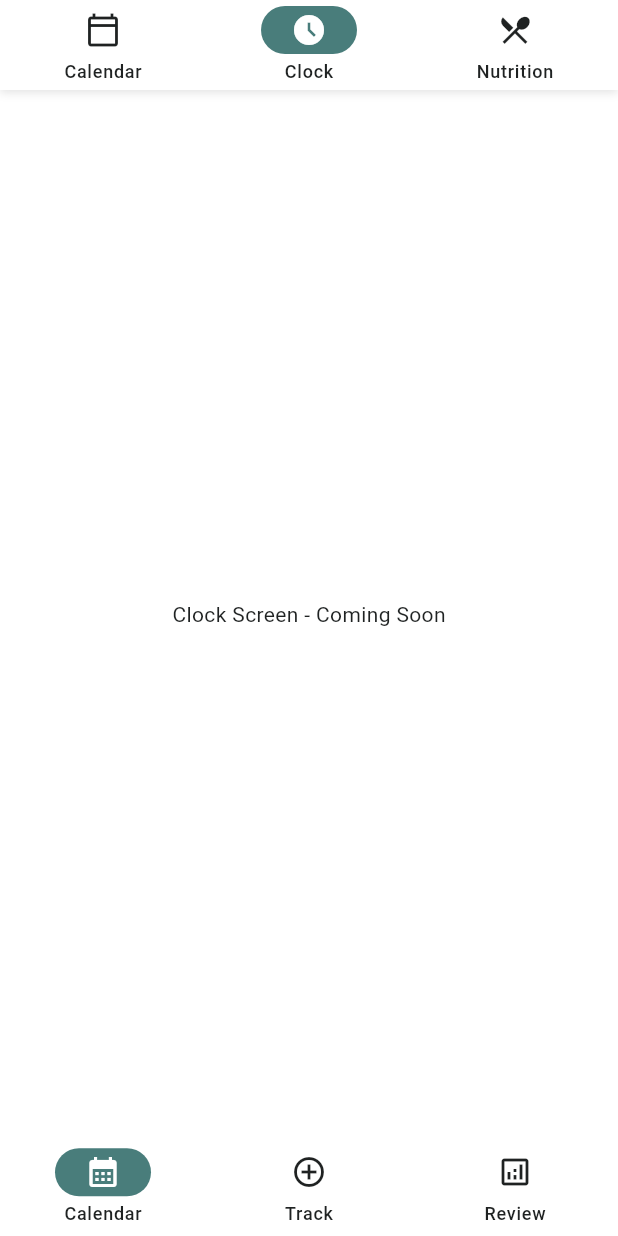
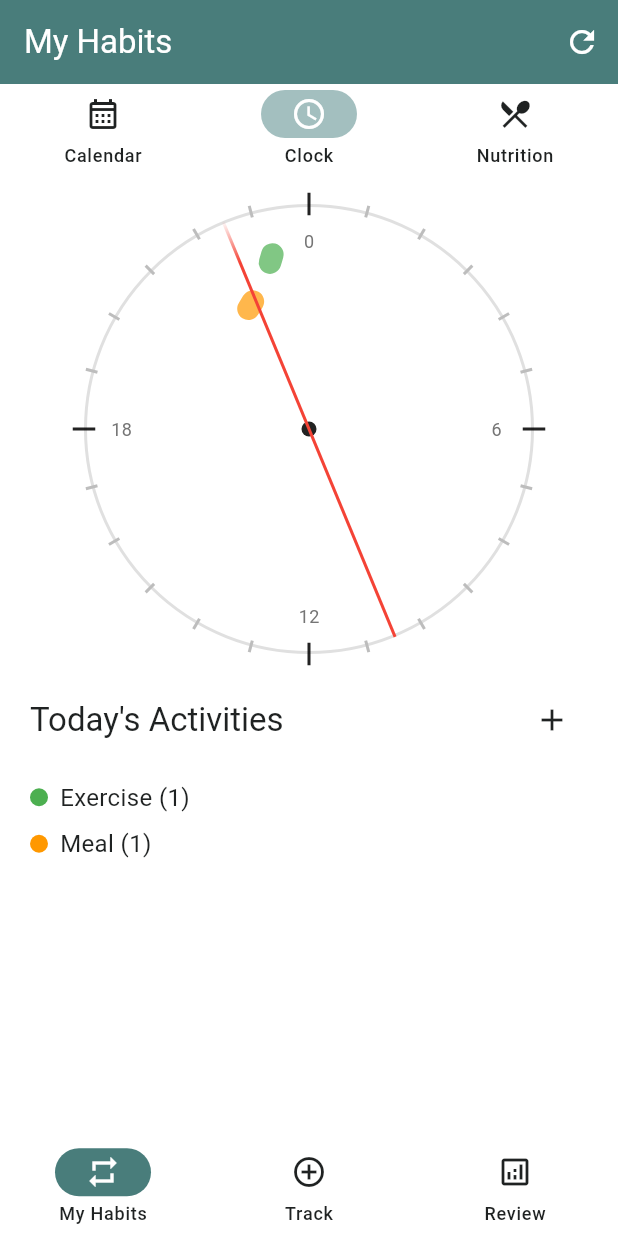
Before and after one commit to kylevon/ai-ventures-hackathon-2025, a Flutter app: the screen it shows after launch, item 2 of the bottom bar chosen, on a phone screen of 412 x 824 dp. Run offline on Flutter 3.47's test engine with Material 3 defaults, Android fonts, the phone set to English and light mode, and no system bars; our stand-ins replace flutter_riverpod, go_router, table_calendar.

Commit message:
feat: First iteration of the clock

```diff
--- a/lib/features/calendar/data/services/mock_event_service.dart
+++ b/lib/features/calendar/data/services/mock_event_service.dart
@@ -113,4 +113,8 @@ class MockEventService {
 
     return json;
   }
+
+  Future<List<CalendarEvent>> getEvents() async {
+    return getCachedEvents();
+  }
 }
--- a/lib/features/calendar/presentation/screens/calendar_section_screen.dart
+++ b/lib/features/calendar/presentation/screens/calendar_section_screen.dart
@@ -1,8 +1,10 @@
 import 'package:flutter/material.dart';
-import '../../../navigation/presentation/widgets/calendar_top_nav_bar.dart';
+import '../../../shared/presentation/widgets/section_nav_bar.dart';
 import 'calendar_screen.dart';
-import '../../../clock/presentation/screens/clock_screen.dart';
-import '../../../nutrition/presentation/screens/nutrition_dashboard_screen.dart';
+import '../widgets/clock_view.dart';
+import '../../../nutrition_dashboard/presentation/pages/nutrition_dashboard_page.dart';
+import '../../data/services/mock_event_service.dart';
+import '../../domain/models/calendar_event.dart';
 
 class CalendarSectionScreen extends StatefulWidget {
   const CalendarSectionScreen({super.key});
@@ -12,13 +14,43 @@ class CalendarSectionScreen extends StatefulWidget {
 }
 
 class _CalendarSectionScreenState extends State<CalendarSectionScreen> {
+  final _eventService = MockEventService();
+  List<CalendarEvent> _events = [];
+  bool _isLoading = true;
   int _selectedTopIndex = 0;
 
-  static const List<Widget> _screens = [
-    CalendarScreen(),
-    ClockScreen(),
-    NutritionDashboardScreen(),
-  ];
+  @override
+  void initState() {
+    super.initState();
+    _loadEvents();
+  }
+
+  Future<void> _loadEvents() async {
+    setState(() => _isLoading = true);
+    try {
+      // First try to fetch from server to sync
+      await _eventService.fetchEvents();
+      // Then get from cache to ensure both views use the same data
+      final events = _eventService.getCachedEvents();
+      if (mounted) {
+        setState(() {
+          _events = events;
+          _isLoading = false;
+        });
+      }
+    } catch (e) {
+      if (mounted) {
+        setState(() {
+          // Even if server sync fails, try to get cached events
+          _events = _eventService.getCachedEvents();
+          _isLoading = false;
+        });
+        ScaffoldMessenger.of(context).showSnackBar(
+          const SnackBar(content: Text('Failed to sync with server')),
+        );
+      }
+    }
+  }
 
   void _onTopDestinationSelected(int index) {
     setState(() {
@@ -26,25 +58,74 @@ class _CalendarSectionScreenState extends State<CalendarSectionScreen> {
     });
   }
 
+  Widget _buildCurrentView() {
+    if (_isLoading) {
+      return const Center(child: CircularProgressIndicator());
+    }
+
+    switch (_selectedTopIndex) {
+      case 0:
+        return CalendarScreen(
+          onEventsChanged: (events) {
+            setState(() => _events = events);
+          },
+        );
+      case 1:
+        return ClockView(
+          events: _events,
+          onEventAdded: (event) async {
+            await _eventService.addEvent(event);
+            _loadEvents(); // Refresh both views
+          },
+          onEventUpdated: (event) async {
+            await _eventService.updateEvent(event);
+            _loadEvents(); // Refresh both views
+          },
+          onEventDeleted: (eventId) async {
+            await _eventService.deleteEvent(eventId);
+            _loadEvents(); // Refresh both views
+          },
+        );
+      case 2:
+        return const NutritionDashboardPage();
+      default:
+        return const SizedBox.shrink();
+    }
+  }
+
   @override
   Widget build(BuildContext context) {
-    return Column(
+    return Scaffold(
+      appBar: AppBar(
+        title: const Text('My Habits'),
+        actions: [
+          if (_eventService.needsSync())
+            const Padding(
+              padding: EdgeInsets.all(16.0),
+              child: SizedBox(
+                width: 20,
+                height: 20,
+                child: CircularProgressIndicator(strokeWidth: 2),
+              ),
+            ),
+          IconButton(
+            icon: const Icon(Icons.refresh),
+            onPressed: _loadEvents,
+            tooltip: 'Sync with server',
+          ),
+        ],
+      ),
+      body: Column(
         children: [
-        CalendarTopNavBar(
+          SectionNavBar(
             selectedIndex: _selectedTopIndex,
             onDestinationSelected: _onTopDestinationSelected,
           ),
           Expanded(
-          child: _buildCurrentScreen(),
+            child: _buildCurrentView(),
           ),
         ],
-    );
-  }
-
-  Widget _buildCurrentScreen() {
-    return IndexedStack(
-      index: _selectedTopIndex,
-      children: _screens,
+      ),
     );
   }
 }
--- /dev/null
+++ b/lib/features/calendar/presentation/widgets/clock_view.dart
@@ -0,0 +1,314 @@
+import 'package:flutter/material.dart';
+import 'dart:math' as math;
+import '../../domain/models/calendar_event.dart';
+import 'event_arc.dart';
+
+class ClockView extends StatelessWidget {
+  final List<CalendarEvent> events;
+  final double radius;
+  final Function(CalendarEvent)? onEventAdded;
+  final Function(CalendarEvent)? onEventUpdated;
+  final Function(String)? onEventDeleted;
+
+  const ClockView({
+    super.key,
+    required this.events,
+    this.radius = 150,
+    this.onEventAdded,
+    this.onEventUpdated,
+    this.onEventDeleted,
+  });
+
+  @override
+  Widget build(BuildContext context) {
+    return SingleChildScrollView(
+      child: Column(
+        children: [
+          const SizedBox(height: 20),
+          _buildClockFace(context),
+          const SizedBox(height: 20),
+          _buildLegend(context),
+        ],
+      ),
+    );
+  }
+
+  Widget _buildClockFace(BuildContext context) {
+    return Center(
+      child: SizedBox(
+        width: radius * 2,
+        height: radius * 2,
+        child: Stack(
+          children: [
+            _buildClockCircle(),
+            _buildHourMarkers(),
+            ...events.map((event) => _buildEventArc(context, event)),
+            _buildClockCenter(),
+            _buildCurrentTimeLine(),
+          ],
+        ),
+      ),
+    );
+  }
+
+  Widget _buildClockCircle() {
+    return Container(
+      decoration: BoxDecoration(
+        shape: BoxShape.circle,
+        border: Border.all(
+          color: Colors.grey[300]!,
+          width: 2,
+        ),
+      ),
+    );
+  }
+
+  Widget _buildHourMarkers() {
+    return Stack(
+      children: List.generate(24, (index) {
+        final angle = (index * 15) * math.pi / 180;
+        final isMainHour = index % 6 == 0;
+        final markerLength = isMainHour ? 15.0 : 8.0;
+        final textRadius = radius - 25;
+
+        return Stack(
+          children: [
+            Center(
+              child: Transform.rotate(
+                angle: angle,
+                child: Transform.translate(
+                  offset: Offset(0, -radius),
+                  child: Container(
+                    height: markerLength,
+                    width: 2,
+                    color: isMainHour ? Colors.black87 : Colors.grey[400],
+                  ),
+                ),
+              ),
+            ),
+            if (isMainHour)
+              Center(
+                child: Transform.translate(
+                  offset: Offset(
+                    (textRadius) * math.cos(angle - math.pi / 2),
+                    (textRadius) * math.sin(angle - math.pi / 2),
+                  ),
+                  child: Text(
+                    '${(index ~/ 6) * 6}',
+                    style: TextStyle(
+                      color: Colors.grey[600],
+                      fontSize: 12,
+                    ),
+                  ),
+                ),
+              ),
+          ],
+        );
+      }),
+    );
+  }
+
+  Widget _buildEventArc(BuildContext context, CalendarEvent event) {
+    if (event.startTime == null) return const SizedBox.shrink();
+
+    final startAngle = _timeToAngle(event.startTime!);
+    final endAngle = event.endTime != null
+        ? _timeToAngle(event.endTime!)
+        : startAngle + (math.pi / 72); // Default to 15-minute duration
+
+    return GestureDetector(
+      onTap: () => _showEventDetails(context, event),
+      child: EventArc(
+        radius: radius - 20,
+        startAngle: startAngle,
+        endAngle: endAngle,
+        color: event.color.withOpacity(0.7),
+        child: Tooltip(
+          message: '${event.title} (${event.timeRange})',
+          child: const SizedBox.shrink(),
+        ),
+      ),
+    );
+  }
+
+  Widget _buildClockCenter() {
+    return Center(
+      child: Container(
+        width: 10,
+        height: 10,
+        decoration: const BoxDecoration(
+          color: Colors.black87,
+          shape: BoxShape.circle,
+        ),
+      ),
+    );
+  }
+
+  Widget _buildCurrentTimeLine() {
+    final now = TimeOfDay.now();
+    final angle = _timeToAngle(now);
+
+    return Center(
+      child: Transform.rotate(
+        angle: angle - (math.pi / 2), // Adjust to start from 12 o'clock
+        child: Container(
+          width: radius * 2,
+          height: 2,
+          decoration: BoxDecoration(
+            gradient: LinearGradient(
+              colors: [
+                Colors.red.withOpacity(0),
+                Colors.red,
+                Colors.red,
+              ],
+              stops: const [0.0, 0.1, 1.0],
+            ),
+          ),
+        ),
+      ),
+    );
+  }
+
+  Widget _buildLegend(BuildContext context) {
+    final eventsByType = <EventType, List<CalendarEvent>>{};
+    for (final event in events) {
+      eventsByType.putIfAbsent(event.type, () => []).add(event);
+    }
+
+    return Padding(
+      padding: const EdgeInsets.symmetric(horizontal: 20),
+      child: Column(
+        crossAxisAlignment: CrossAxisAlignment.start,
+        children: [
+          Row(
+            mainAxisAlignment: MainAxisAlignment.spaceBetween,
+            children: [
+              Text(
+                'Today\'s Activities',
+                style: Theme.of(context).textTheme.titleLarge,
+              ),
+              IconButton(
+                icon: const Icon(Icons.add),
+                onPressed: () => _showAddEventDialog(context),
+                tooltip: 'Add new event',
+              ),
+            ],
+          ),
+          const SizedBox(height: 12),
+          ...eventsByType.entries.map(
+              (entry) => _buildLegendItem(context, entry.key, entry.value)),
+        ],
+      ),
+    );
+  }
+
+  Widget _buildLegendItem(
+      BuildContext context, EventType type, List<CalendarEvent> typeEvents) {
+    return InkWell(
+      onTap: () => _showTypeEvents(context, type, typeEvents),
+      child: Padding(
+        padding: const EdgeInsets.symmetric(vertical: 4),
+        child: Row(
+          children: [
+            Container(
+              width: 12,
+              height: 12,
+              decoration: BoxDecoration(
+                color: type.color,
+                shape: BoxShape.circle,
+              ),
+            ),
+            const SizedBox(width: 8),
+            Text(
+              '${type.displayName} (${typeEvents.length})',
+              style: const TextStyle(fontSize: 16),
+            ),
+          ],
+        ),
+      ),
+    );
+  }
+
+  void _showEventDetails(BuildContext context, CalendarEvent event) {
+    showDialog(
+      context: context,
+      builder: (context) => AlertDialog(
+        title: Text(event.title),
+        content: Column(
+          mainAxisSize: MainAxisSize.min,
+          crossAxisAlignment: CrossAxisAlignment.start,
+          children: [
+            if (event.description != null) Text(event.description!),
+            const SizedBox(height: 8),
+            Text('Time: ${event.timeRange}'),
+            Text('Type: ${event.type.displayName}'),
+          ],
+        ),
+        actions: [
+          TextButton(
+            onPressed: () {
+              Navigator.of(context).pop();
+              onEventDeleted?.call(event.id);
+            },
+            child: const Text('Delete'),
+          ),
+          TextButton(
+            onPressed: () => Navigator.of(context).pop(),
+            child: const Text('Close'),
+          ),
+        ],
+      ),
+    );
+  }
+
+  void _showTypeEvents(
+      BuildContext context, EventType type, List<CalendarEvent> typeEvents) {
+    showDialog(
+      context: context,
+      builder: (context) => AlertDialog(
+        title: Text(type.displayName),
+        content: SizedBox(
+          width: double.maxFinite,
+          child: ListView.builder(
+            shrinkWrap: true,
+            itemCount: typeEvents.length,
+            itemBuilder: (context, index) {
+              final event = typeEvents[index];
+              return ListTile(
+                title: Text(event.title),
+                subtitle: Text(event.timeRange),
+                leading: Icon(
+                  Icons.circle,
+                  color: type.color,
+                  size: 12,
+                ),
+                onTap: () {
+                  Navigator.of(context).pop();
+                  _showEventDetails(context, event);
+                },
+              );
+            },
+          ),
+        ),
+        actions: [
+          TextButton(
+            onPressed: () => Navigator.of(context).pop(),
+            child: const Text('Close'),
+          ),
+        ],
+      ),
+    );
+  }
+
+  void _showAddEventDialog(BuildContext context) {
+    // TODO: Implement add event dialog
+    ScaffoldMessenger.of(context).showSnackBar(
+      const SnackBar(content: Text('Add event functionality coming soon')),
+    );
+  }
+
+  double _timeToAngle(TimeOfDay time) {
+    final minutes = time.hour * 60 + time.minute;
+    return (minutes * math.pi) / 720; // 720 = 12 * 60 minutes
+  }
+}
--- a/lib/features/navigation/presentation/widgets/bottom_nav_bar.dart
+++ b/lib/features/navigation/presentation/widgets/bottom_nav_bar.dart
@@ -27,9 +27,9 @@ class BottomNavBar extends StatelessWidget {
   List<NavigationDestination> _buildDestinations() {
     return [
       _buildDestination(
-        icon: Icons.calendar_month_outlined,
-        selectedIcon: Icons.calendar_month,
-        label: 'Calendar',
+        icon: Icons.repeat_outlined,
+        selectedIcon: Icons.repeat,
+        label: 'My Habits',
       ),
       _buildDestination(
         icon: Icons.add_circle_outline,
--- /dev/null
+++ b/lib/features/shared/presentation/widgets/section_nav_bar.dart
@@ -0,0 +1,38 @@
+import 'package:flutter/material.dart';
+
+class SectionNavBar extends StatelessWidget {
+  final int selectedIndex;
+  final Function(int) onDestinationSelected;
+
+  const SectionNavBar({
+    super.key,
+    required this.selectedIndex,
+    required this.onDestinationSelected,
+  });
+
+  @override
+  Widget build(BuildContext context) {
+    return NavigationBar(
+      height: 60,
+      selectedIndex: selectedIndex,
+      onDestinationSelected: onDestinationSelected,
+      destinations: const [
+        NavigationDestination(
+          icon: Icon(Icons.calendar_month_outlined),
+          selectedIcon: Icon(Icons.calendar_month),
+          label: 'Calendar',
+        ),
+        NavigationDestination(
+          icon: Icon(Icons.access_time_outlined),
+          selectedIcon: Icon(Icons.access_time),
+          label: 'Clock',
+        ),
+        NavigationDestination(
+          icon: Icon(Icons.restaurant_menu_outlined),
+          selectedIcon: Icon(Icons.restaurant_menu),
+          label: 'Nutrition',
+        ),
+      ],
+    );
+  }
+}
```
Also changed, not shown: lib/features/calendar/presentation/screens/calendar_screen.dart (+7 -1 lines), lib/features/calendar/presentation/widgets/event_arc.dart (added, +69 -0 lines), lib/features/nutrition/presentation/screens/nutrition_dashboard_screen.dart (deleted, +0 -12 lines). Lines whose indentation alone changed are shown as unchanged.
